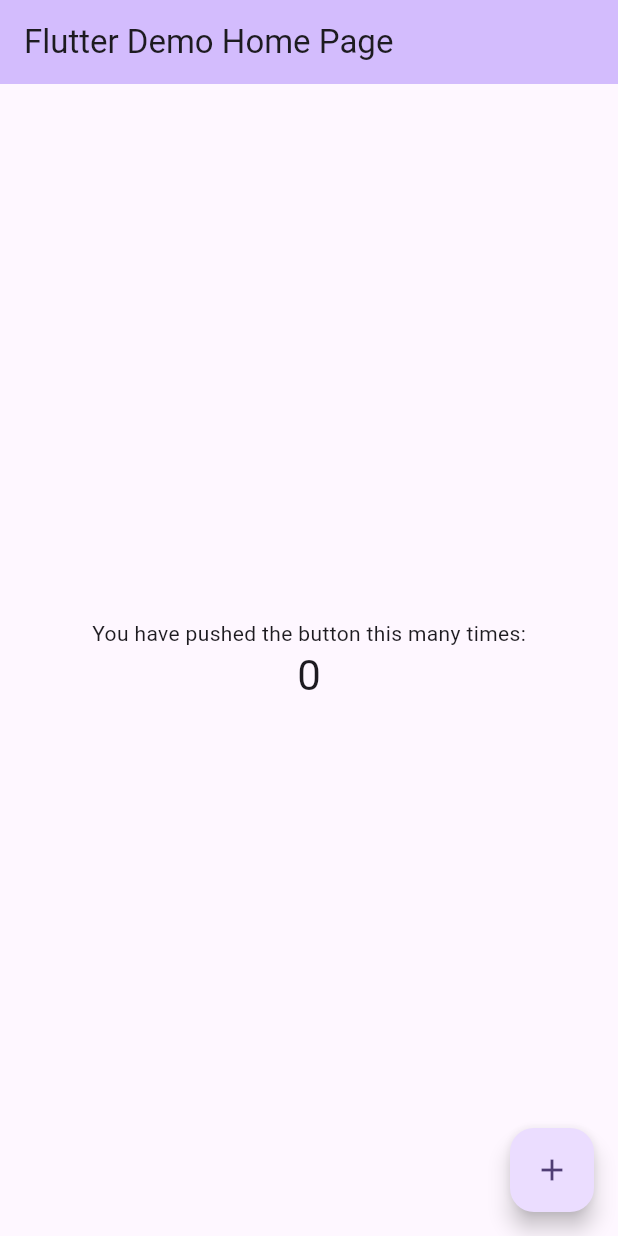
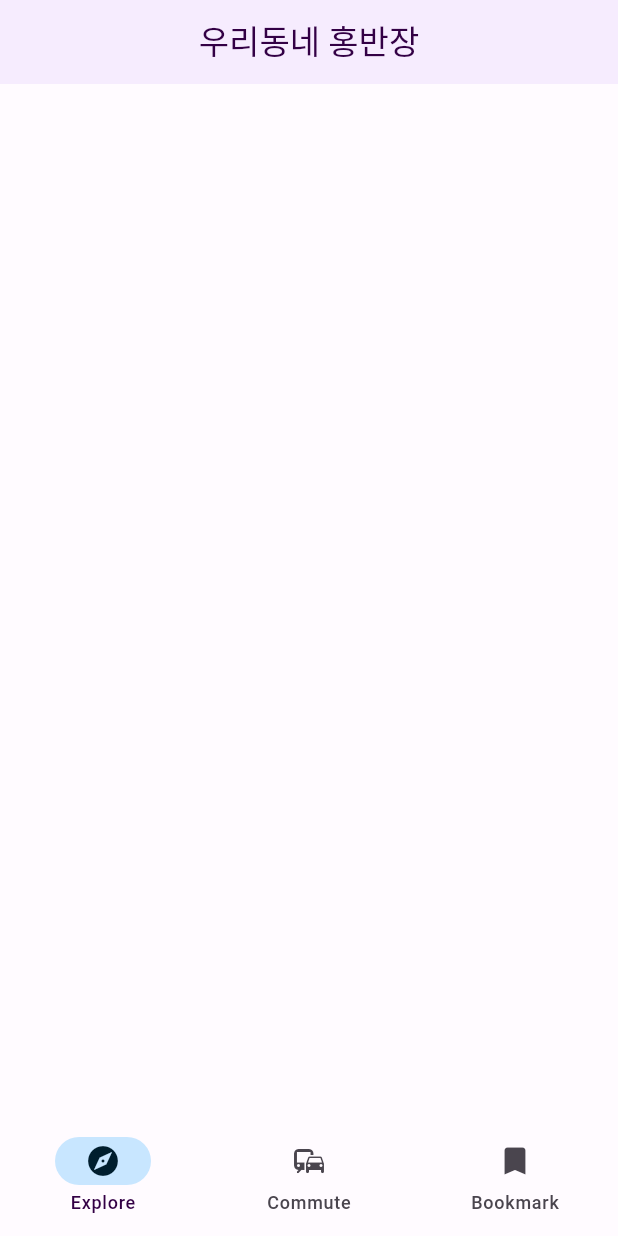
Before and after one commit to shinytruth/hong, a Flutter app: the screen it shows after launch, on a phone screen of 412 x 824 dp. Run offline on Flutter 3.47's test engine with Material 2 defaults, Android fonts, the phone set to English and light mode, and no system bars.

Commit message:
New Project

```diff
--- /dev/null
+++ b/lib/color_schemes/color_schemes.g2.dart
@@ -0,0 +1,69 @@
+import 'package:flutter/material.dart';
+
+const lightColorScheme = ColorScheme(
+  brightness: Brightness.light,
+  primary: Color(0xFFB90063),
+  onPrimary: Color(0xFFFFFFFF),
+  primaryContainer: Color(0xFFFFD9E2),
+  onPrimaryContainer: Color(0xFF3E001D),
+  secondary: Color(0xFF84468D),
+  onSecondary: Color(0xFFFFFFFF),
+  secondaryContainer: Color(0xFFFFD5FF),
+  onSecondaryContainer: Color(0xFF350040),
+  tertiary: Color(0xFF7C5635),
+  onTertiary: Color(0xFFFFFFFF),
+  tertiaryContainer: Color(0xFFFFDCC1),
+  onTertiaryContainer: Color(0xFF2E1500),
+  error: Color(0xFFBA1A1A),
+  errorContainer: Color(0xFFFFDAD6),
+  onError: Color(0xFFFFFFFF),
+  onErrorContainer: Color(0xFF410002),
+  background: Color(0xFFF3FEFF),
+  onBackground: Color(0xFF002022),
+  surface: Color(0xFFF3FEFF),
+  onSurface: Color(0xFF002022),
+  surfaceVariant: Color(0xFFF2DDE1),
+  onSurfaceVariant: Color(0xFF514347),
+  outline: Color(0xFF837377),
+  onInverseSurface: Color(0xFFC3FBFF),
+  inverseSurface: Color(0xFF00373A),
+  inversePrimary: Color(0xFFFFB1C8),
+  shadow: Color(0xFF000000),
+  surfaceTint: Color(0xFFB90063),
+  outlineVariant: Color(0xFFD5C2C6),
+  scrim: Color(0xFF000000),
+);
+
+const darkColorScheme = ColorScheme(
+  brightness: Brightness.dark,
+  primary: Color(0xFFFFB1C8),
+  onPrimary: Color(0xFF650033),
+  primaryContainer: Color(0xFF8E004A),
+  onPrimaryContainer: Color(0xFFFFD9E2),
+  secondary: Color(0xFFF6ADFD),
+  onSecondary: Color(0xFF50145B),
+  secondaryContainer: Color(0xFF6A2E74),
+  onSecondaryContainer: Color(0xFFFFD5FF),
+  tertiary: Color(0xFFEFBD94),
+  onTertiary: Color(0xFF48290C),
+  tertiaryContainer: Color(0xFF623F20),
+  onTertiaryContainer: Color(0xFFFFDCC1),
+  error: Color(0xFFFFB4AB),
+  errorContainer: Color(0xFF93000A),
+  onError: Color(0xFF690005),
+  onErrorContainer: Color(0xFFFFDAD6),
+  background: Color(0xFF002022),
+  onBackground: Color(0xFF70F5FF),
+  surface: Color(0xFF002022),
+  onSurface: Color(0xFF70F5FF),
+  surfaceVariant: Color(0xFF514347),
+  onSurfaceVariant: Color(0xFFD5C2C6),
+  outline: Color(0xFF9E8C90),
+  onInverseSurface: Color(0xFF002022),
+  inverseSurface: Color(0xFF70F5FF),
+  inversePrimary: Color(0xFFB90063),
+  shadow: Color(0xFF000000),
+  surfaceTint: Color(0xFFFFB1C8),
+  outlineVariant: Color(0xFF514347),
+  scrim: Color(0xFF000000),
+);
--- /dev/null
+++ b/lib/color_schemes/color_schemes.g3.dart
@@ -0,0 +1,69 @@
+import 'package:flutter/material.dart';
+
+const lightColorScheme = ColorScheme(
+  brightness: Brightness.light,
+  primary: Color(0xFF6750A4),
+  onPrimary: Color(0xFFFFFFFF),
+  primaryContainer: Color(0xFFEADDFF),
+  onPrimaryContainer: Color(0xFF21005D),
+  secondary: Color(0xFF625B71),
+  onSecondary: Color(0xFFFFFFFF),
+  secondaryContainer: Color(0xFFE8DEF8),
+  onSecondaryContainer: Color(0xFF1D192B),
+  tertiary: Color(0xFF7D5260),
+  onTertiary: Color(0xFFFFFFFF),
+  tertiaryContainer: Color(0xFFFFD8E4),
+  onTertiaryContainer: Color(0xFF31111D),
+  error: Color(0xFFB3261E),
+  onError: Color(0xFFFFFFFF),
+  errorContainer: Color(0xFFF9DEDC),
+  onErrorContainer: Color(0xFF410E0B),
+  outline: Color(0xFF79747E),
+  background: Color(0xFFFFFBFE),
+  onBackground: Color(0xFF1C1B1F),
+  surface: Color(0xFFFFFBFE),
+  onSurface: Color(0xFF1C1B1F),
+  surfaceVariant: Color(0xFFE7E0EC),
+  onSurfaceVariant: Color(0xFF49454F),
+  inverseSurface: Color(0xFF313033),
+  onInverseSurface: Color(0xFFF4EFF4),
+  inversePrimary: Color(0xFFD0BCFF),
+  shadow: Color(0xFF000000),
+  surfaceTint: Color(0xFF6750A4),
+  outlineVariant: Color(0xFFCAC4D0),
+  scrim: Color(0xFF000000),
+);
+
+const darkColorScheme = ColorScheme(
+  brightness: Brightness.dark,
+  primary: Color(0xFFD0BCFF),
+  onPrimary: Color(0xFF381E72),
+  primaryContainer: Color(0xFF4F378B),
+  onPrimaryContainer: Color(0xFFEADDFF),
+  secondary: Color(0xFFCCC2DC),
+  onSecondary: Color(0xFF332D41),
+  secondaryContainer: Color(0xFF4A4458),
+  onSecondaryContainer: Color(0xFFE8DEF8),
+  tertiary: Color(0xFFEFB8C8),
+  onTertiary: Color(0xFF492532),
+  tertiaryContainer: Color(0xFF633B48),
+  onTertiaryContainer: Color(0xFFFFD8E4),
+  error: Color(0xFFF2B8B5),
+  onError: Color(0xFF601410),
+  errorContainer: Color(0xFF8C1D18),
+  onErrorContainer: Color(0xFFF9DEDC),
+  outline: Color(0xFF938F99),
+  background: Color(0xFF1C1B1F),
+  onBackground: Color(0xFFE6E1E5),
+  surface: Color(0xFF1C1B1F),
+  onSurface: Color(0xFFE6E1E5),
+  surfaceVariant: Color(0xFF49454F),
+  onSurfaceVariant: Color(0xFFCAC4D0),
+  inverseSurface: Color(0xFFE6E1E5),
+  onInverseSurface: Color(0xFF313033),
+  inversePrimary: Color(0xFF6750A4),
+  shadow: Color(0xFF000000),
+  surfaceTint: Color(0xFFD0BCFF),
+  outlineVariant: Color(0xFF49454F),
+  scrim: Color(0xFF000000),
+);
--- /dev/null
+++ b/lib/color_schemes/color_schemes.g4.dart
@@ -0,0 +1,69 @@
+import 'package:flutter/material.dart';
+
+const lightColorScheme = ColorScheme(
+  brightness: Brightness.light,
+  primary: Color(0xFFC0001F),
+  onPrimary: Color(0xFFFFFFFF),
+  primaryContainer: Color(0xFFFFDAD7),
+  onPrimaryContainer: Color(0xFF410004),
+  secondary: Color(0xFF1847F5),
+  onSecondary: Color(0xFFFFFFFF),
+  secondaryContainer: Color(0xFFDEE1FF),
+  onSecondaryContainer: Color(0xFF001159),
+  tertiary: Color(0xFF626200),
+  onTertiary: Color(0xFFFFFFFF),
+  tertiaryContainer: Color(0xFFEAEA00),
+  onTertiaryContainer: Color(0xFF1D1D00),
+  error: Color(0xFFBA1A1A),
+  errorContainer: Color(0xFFFFDAD6),
+  onError: Color(0xFFFFFFFF),
+  onErrorContainer: Color(0xFF410002),
+  background: Color(0xFFF7FFEE),
+  onBackground: Color(0xFF002200),
+  surface: Color(0xFFF7FFEE),
+  onSurface: Color(0xFF002200),
+  surfaceVariant: Color(0xFFF5DDDB),
+  onSurfaceVariant: Color(0xFF534342),
+  outline: Color(0xFF857371),
+  onInverseSurface: Color(0xFFCAFFB9),
+  inverseSurface: Color(0xFF003A01),
+  inversePrimary: Color(0xFFFFB3AE),
+  shadow: Color(0xFF000000),
+  surfaceTint: Color(0xFFC0001F),
+  outlineVariant: Color(0xFFD8C2C0),
+  scrim: Color(0xFF000000),
+);
+
+const darkColorScheme = ColorScheme(
+  brightness: Brightness.dark,
+  primary: Color(0xFFFFB3AE),
+  onPrimary: Color(0xFF68000C),
+  primaryContainer: Color(0xFF930015),
+  onPrimaryContainer: Color(0xFFFFDAD7),
+  secondary: Color(0xFFBAC3FF),
+  onSecondary: Color(0xFF00208D),
+  secondaryContainer: Color(0xFF0031C5),
+  onSecondaryContainer: Color(0xFFDEE1FF),
+  tertiary: Color(0xFFCDCD00),
+  onTertiary: Color(0xFF323200),
+  tertiaryContainer: Color(0xFF494900),
+  onTertiaryContainer: Color(0xFFEAEA00),
+  error: Color(0xFFFFB4AB),
+  errorContainer: Color(0xFF93000A),
+  onError: Color(0xFF690005),
+  onErrorContainer: Color(0xFFFFDAD6),
+  background: Color(0xFF002200),
+  onBackground: Color(0xFFB0F49E),
+  surface: Color(0xFF002200),
+  onSurface: Color(0xFFB0F49E),
+  surfaceVariant: Color(0xFF534342),
+  onSurfaceVariant: Color(0xFFD8C2C0),
+  outline: Color(0xFFA08C8B),
+  onInverseSurface: Color(0xFF002200),
+  inverseSurface: Color(0xFFB0F49E),
+  inversePrimary: Color(0xFFC0001F),
+  shadow: Color(0xFF000000),
+  surfaceTint: Color(0xFFFFB3AE),
+  outlineVariant: Color(0xFF534342),
+  scrim: Color(0xFF000000),
+);
--- /dev/null
+++ b/lib/color_schemes/color_schemes.g5.dart
@@ -0,0 +1,69 @@
+import 'package:flutter/material.dart';
+
+const lightColorScheme = ColorScheme(
+  brightness: Brightness.light,
+  primary: Color(0xFF7F17ED),
+  onPrimary: Color(0xFFFFFFFF),
+  primaryContainer: Color(0xFFEDDCFF),
+  onPrimaryContainer: Color(0xFF290055),
+  secondary: Color(0xFF006590),
+  onSecondary: Color(0xFFFFFFFF),
+  secondaryContainer: Color(0xFFC8E6FF),
+  onSecondaryContainer: Color(0xFF001E2E),
+  tertiary: Color(0xFF7F4894),
+  onTertiary: Color(0xFFFFFFFF),
+  tertiaryContainer: Color(0xFFF8D8FF),
+  onTertiaryContainer: Color(0xFF320046),
+  error: Color(0xFFBA1A1A),
+  errorContainer: Color(0xFFFFDAD6),
+  onError: Color(0xFFFFFFFF),
+  onErrorContainer: Color(0xFF410002),
+  background: Color(0xFFFFFBFF),
+  onBackground: Color(0xFF330045),
+  surface: Color(0xFFFFFBFF),
+  onSurface: Color(0xFF330045),
+  surfaceVariant: Color(0xFFE8E0EB),
+  onSurfaceVariant: Color(0xFF4A454E),
+  outline: Color(0xFF7B757F),
+  onInverseSurface: Color(0xFFFFEBFF),
+  inverseSurface: Color(0xFF4D1661),
+  inversePrimary: Color(0xFFD7BAFF),
+  shadow: Color(0xFF000000),
+  surfaceTint: Color(0xFF7F17ED),
+  outlineVariant: Color(0xFFCCC4CF),
+  scrim: Color(0xFF000000),
+);
+
+const darkColorScheme = ColorScheme(
+  brightness: Brightness.dark,
+  primary: Color(0xFFD7BAFF),
+  onPrimary: Color(0xFF440087),
+  primaryContainer: Color(0xFF6200BD),
+  onPrimaryContainer: Color(0xFFEDDCFF),
+  secondary: Color(0xFF87CEFF),
+  onSecondary: Color(0xFF00344D),
+  secondaryContainer: Color(0xFF004C6D),
+  onSecondaryContainer: Color(0xFFC8E6FF),
+  tertiary: Color(0xFFECB2FF),
+  onTertiary: Color(0xFF4C1662),
+  tertiaryContainer: Color(0xFF65307A),
+  onTertiaryContainer: Color(0xFFF8D8FF),
+  error: Color(0xFFFFB4AB),
+  errorContainer: Color(0xFF93000A),
+  onError: Color(0xFF690005),
+  onErrorContainer: Color(0xFFFFDAD6),
+  background: Color(0xFF330045),
+  onBackground: Color(0xFFFAD7FF),
+  surface: Color(0xFF330045),
+  onSurface: Color(0xFFFAD7FF),
+  surfaceVariant: Color(0xFF4A454E),
+  onSurfaceVariant: Color(0xFFCCC4CF),
+  outline: Color(0xFF958E99),
+  onInverseSurface: Color(0xFF330045),
+  inverseSurface: Color(0xFFFAD7FF),
+  inversePrimary: Color(0xFF7F17ED),
+  shadow: Color(0xFF000000),
+  surfaceTint: Color(0xFFD7BAFF),
+  outlineVariant: Color(0xFF4A454E),
+  scrim: Color(0xFF000000),
+);
--- a/lib/main.dart
+++ b/lib/main.dart
@@ -1,125 +1,85 @@
 import 'package:flutter/material.dart';
 
+import 'color_schemes/color_schemes.g5.dart';
+
 void main() {
-  runApp(const MyApp());
+  runApp(const AppMainScreen());
 }
 
-class MyApp extends StatelessWidget {
-  const MyApp({super.key});
+class AppMainScreen extends StatefulWidget {
+  const AppMainScreen({super.key});
 
-  // This widget is the root of your application.
+  @override
+  State<AppMainScreen> createState() => _AppMainScreenState();
+}
+
+class _AppMainScreenState extends State<AppMainScreen> {
+  int currentPageIndex = 0;
+
   @override
   Widget build(BuildContext context) {
     return MaterialApp(
       title: 'Flutter Demo',
-      theme: ThemeData(
-        // This is the theme of your application.
-        //
-        // TRY THIS: Try running your application with "flutter run". You'll see
-        // the application has a blue toolbar. Then, without quitting the app,
-        // try changing the seedColor in the colorScheme below to Colors.green
-        // and then invoke "hot reload" (save your changes or press the "hot
-        // reload" button in a Flutter-supported IDE, or press "r" if you used
-        // the command line to start the app).
-        //
-        // Notice that the counter didn't reset back to zero; the application
-        // state is not lost during the reload. To reset the state, use hot
-        // restart instead.
-        //
-        // This works for code too, not just values: Most code changes can be
-        // tested with just a hot reload.
-        colorScheme: ColorScheme.fromSeed(seedColor: Colors.deepPurple),
-        useMaterial3: true,
+      theme: ThemeData(useMaterial3: true, colorScheme: lightColorScheme),
+      darkTheme: ThemeData(useMaterial3: true, colorScheme: darkColorScheme),
+      home: _Scaffold(context),
+    );
+  }
+
+  Widget _Scaffold(BuildContext context) {
+    print(MediaQuery.of(context).size.width);
+    print(MediaQuery.of(context).size.height);
+    return Scaffold(
+      appBar: AppBar(
+        title: const Text("우리동네 홍반장"),
+        centerTitle: true,
+        elevation: 2.0,
       ),
-      home: const MyHomePage(title: 'Flutter Demo Home Page'),
+      body: <Widget>[
+        const NaviDest01(),
+        const NaviDest02(),
+        const NaviDest03(),
+      ][currentPageIndex],
+      bottomNavigationBar: NavigationBar(
+        onDestinationSelected: (int index) {
+          setState(() {
+            currentPageIndex = index;
+          });
+        },
+        selectedIndex: currentPageIndex,
+        destinations: const [
+          NavigationDestination(icon: Icon(Icons.explore), label: "Explore"),
+          NavigationDestination(icon: Icon(Icons.commute), label: "Commute"),
+          NavigationDestination(icon: Icon(Icons.bookmark), label: "Bookmark"),
+        ],
+      ),
     );
   }
 }
 
-class MyHomePage extends StatefulWidget {
-  const MyHomePage({super.key, required this.title});
-
-  // This widget is the home page of your application. It is stateful, meaning
-  // that it has a State object (defined below) that contains fields that affect
-  // how it looks.
-
-  // This class is the configuration for the state. It holds the values (in this
-  // case the title) provided by the parent (in this case the App widget) and
-  // used by the build method of the State. Fields in a Widget subclass are
-  // always marked "final".
-
-  final String title;
-
-  @override
-  State<MyHomePage> createState() => _MyHomePageState();
-}
-
-class _MyHomePageState extends State<MyHomePage> {
-  int _counter = 0;
-
-  void _incrementCounter() {
-    setState(() {
-      // This call to setState tells the Flutter framework that something has
-      // changed in this State, which causes it to rerun the build method below
-      // so that the display can reflect the updated values. If we changed
-      // _counter without calling setState(), then the build method would not be
-      // called again, and so nothing would appear to happen.
-      _counter++;
-    });
-  }
+class NaviDest01 extends StatelessWidget {
+  const NaviDest01({super.key});
 
   @override
   Widget build(BuildContext context) {
-    // This method is rerun every time setState is called, for instance as done
-    // by the _incrementCounter method above.
-    //
-    // The Flutter framework has been optimized to make rerunning build methods
-    // fast, so that you can just rebuild anything that needs updating rather
-    // than having to individually change instances of widgets.
-    return Scaffold(
-      appBar: AppBar(
-        // TRY THIS: Try changing the color here to a specific color (to
-        // Colors.amber, perhaps?) and trigger a hot reload to see the AppBar
-        // change color while the other colors stay the same.
-        backgroundColor: Theme.of(context).colorScheme.inversePrimary,
-        // Here we take the value from the MyHomePage object that was created by
-        // the App.build method, and use it to set our appbar title.
-        title: Text(widget.title),
-      ),
-      body: Center(
-        // Center is a layout widget. It takes a single child and positions it
-        // in the middle of the parent.
-        child: Column(
-          // Column is also a layout widget. It takes a list of children and
-          // arranges them vertically. By default, it sizes itself to fit its
-          // children horizontally, and tries to be as tall as its parent.
-          //
-          // Column has various properties to control how it sizes itself and
-          // how it positions its children. Here we use mainAxisAlignment to
-          // center the children vertically; the main axis here is the vertical
-          // axis because Columns are vertical (the cross axis would be
-          // horizontal).
-          //
-          // TRY THIS: Invoke "debug painting" (choose the "Toggle Debug Paint"
-          // action in the IDE, or press "p" in the console), to see the
-          // wireframe for each widget.
-          mainAxisAlignment: MainAxisAlignment.center,
-          children: <Widget>[
-            const Text(
-              'You have pushed the button this many times:',
-            ),
-            Text(
-              '$_counter',
-              style: Theme.of(context).textTheme.headlineMedium,
-            ),
-          ],
-        ),
-      ),
-      floatingActionButton: FloatingActionButton(
-        onPressed: _incrementCounter,
-        tooltip: 'Increment',
-        child: const Icon(Icons.add),
-      ), // This trailing comma makes auto-formatting nicer for build methods.
-    );
+    return Container();
   }
 }
+
+class NaviDest02 extends StatelessWidget {
+  const NaviDest02({super.key});
+
+  @override
+  Widget build(BuildContext context) {
+    return Container();
+  }
+}
+
+class NaviDest03 extends StatelessWidget {
+  const NaviDest03({super.key});
+
+  @override
+  Widget build(BuildContext context) {
+    return Container();
+  }
+}
--- a/pubspec.yaml
+++ b/pubspec.yaml
@@ -1,4 +1,4 @@
-name: hong
+name: a08_mr_hong
 description: A new Flutter project.
 # The following line prevents the package from being accidentally published to
 # pub.dev using `flutter pub publish`. This is preferred for private packages.
```
Also changed, not shown: lib/color_schemes/color_schemes.g.dart (added), pubspec.lock, 18 other files.
